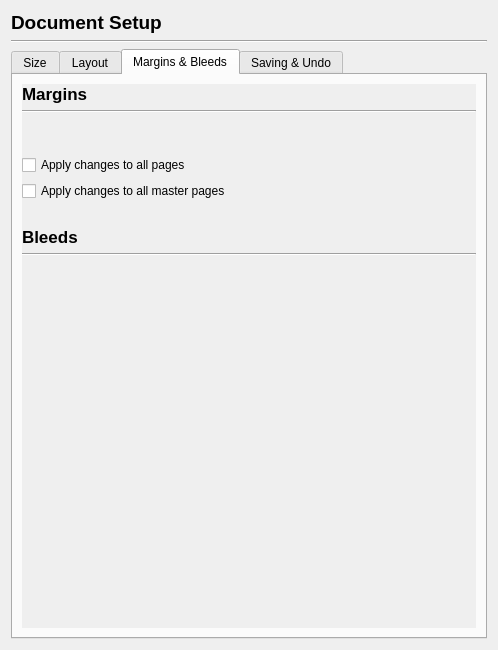
First picture: the form in scribus/ui/prefs_documentsetupbase.ui, repository scribusproject/scribus, before the edit.
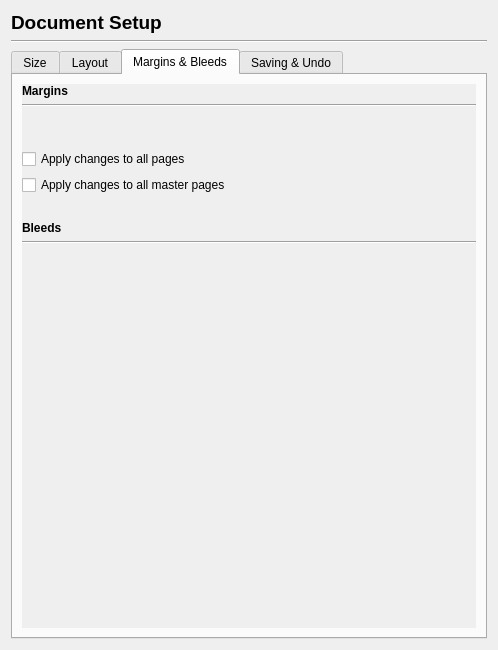
Second picture: the form after the edit. The open tabs and pages were chosen to show the change. Custom widgets are drawn as their Qt base class.

Commit message: #13574: Updated code to commit this patch to align font sizes in prefs

Diff of the .ui file:
```diff
--- a/scribus/ui/prefs_documentsetupbase.ui
+++ b/scribus/ui/prefs_documentsetupbase.ui
@@ -307,8 +307,8 @@
            <rect>
             <x>0</x>
             <y>0</y>
-            <width>252</width>
-            <height>206</height>
+            <width>428</width>
+            <height>525</height>
            </rect>
           </property>
           <layout class="QVBoxLayout" name="verticalLayout_5">
@@ -319,7 +319,6 @@
             <widget class="QLabel" name="marginsTitleLabel">
              <property name="font">
               <font>
-               <pointsize>13</pointsize>
                <weight>75</weight>
                <bold>true</bold>
               </font>
@@ -393,7 +392,6 @@
             <widget class="QLabel" name="bleedsTitleLabel">
              <property name="font">
               <font>
-               <pointsize>13</pointsize>
                <weight>75</weight>
                <bold>true</bold>
               </font>
```
Left out of the diff: 45 changed lines with no effect on the pictures. The commit also changes 5 other files.
